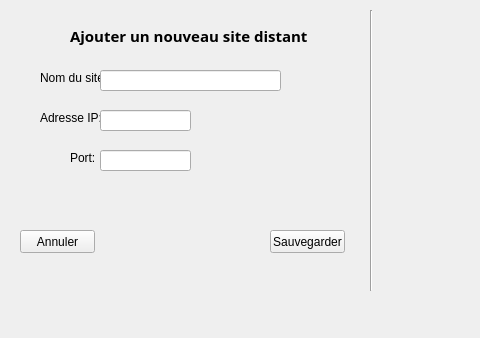
SNIRNagios/Remy, file Superviseur/fen_superviseur.ui: the form before one commit; both pictures show x 0 to 480 and y 0 to 338 of the 749 by 338 pixel window.
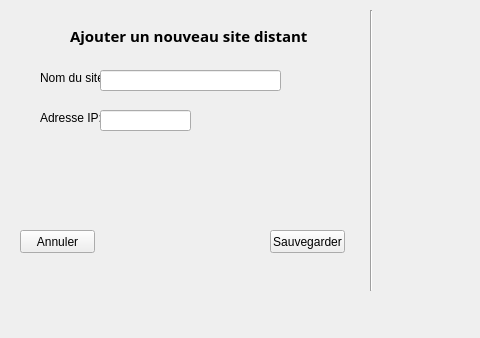
The form after the commit.

Diff of the .ui file:
```diff
--- a/Superviseur/fen_superviseur.ui
+++ b/Superviseur/fen_superviseur.ui
@@ -62,19 +62,6 @@
      <string>Adresse IP:</string>
     </property>
    </widget>
-   <widget class="QLabel" name="label_3">
-    <property name="geometry">
-     <rect>
-      <x>70</x>
-      <y>150</y>
-      <width>31</width>
-      <height>16</height>
-     </rect>
-    </property>
-    <property name="text">
-     <string>Port:</string>
-    </property>
-   </widget>
    <widget class="QPushButton" name="PB_Annuler">
     <property name="geometry">
      <rect>
@@ -124,16 +111,6 @@
      </rect>
     </property>
    </widget>
-   <widget class="QLineEdit" name="LE_Port">
-    <property name="geometry">
-     <rect>
-      <x>100</x>
-      <y>150</y>
-      <width>91</width>
-      <height>21</height>
-     </rect>
-    </property>
-   </widget>
    <widget class="QLineEdit" name="LE_NomSite">
     <property name="geometry">
      <rect>
```
